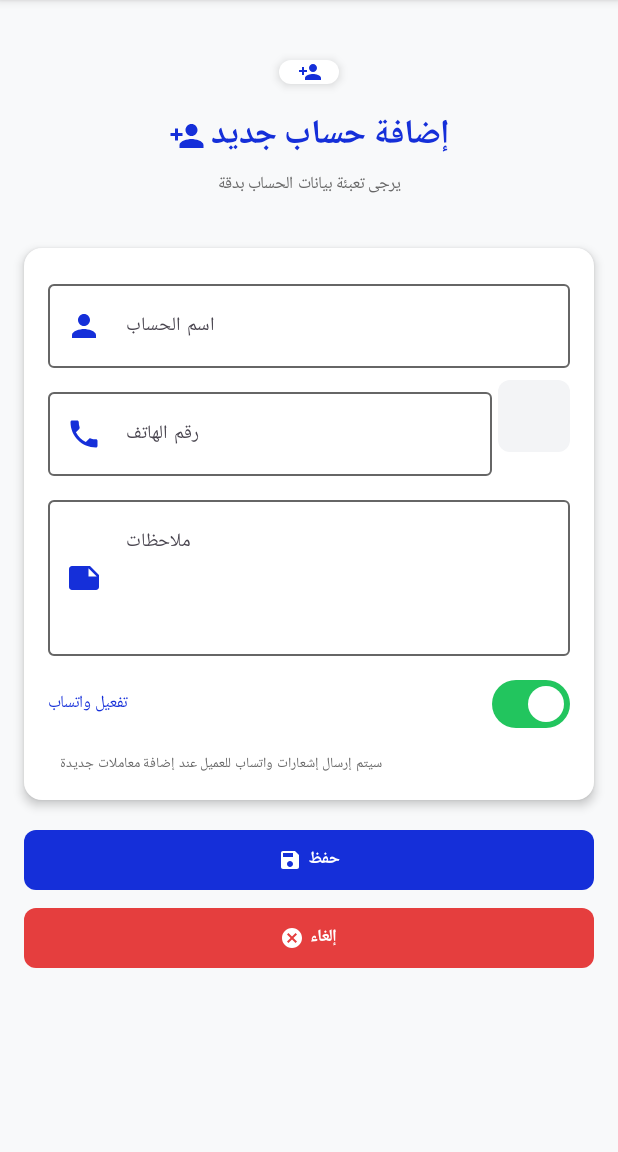
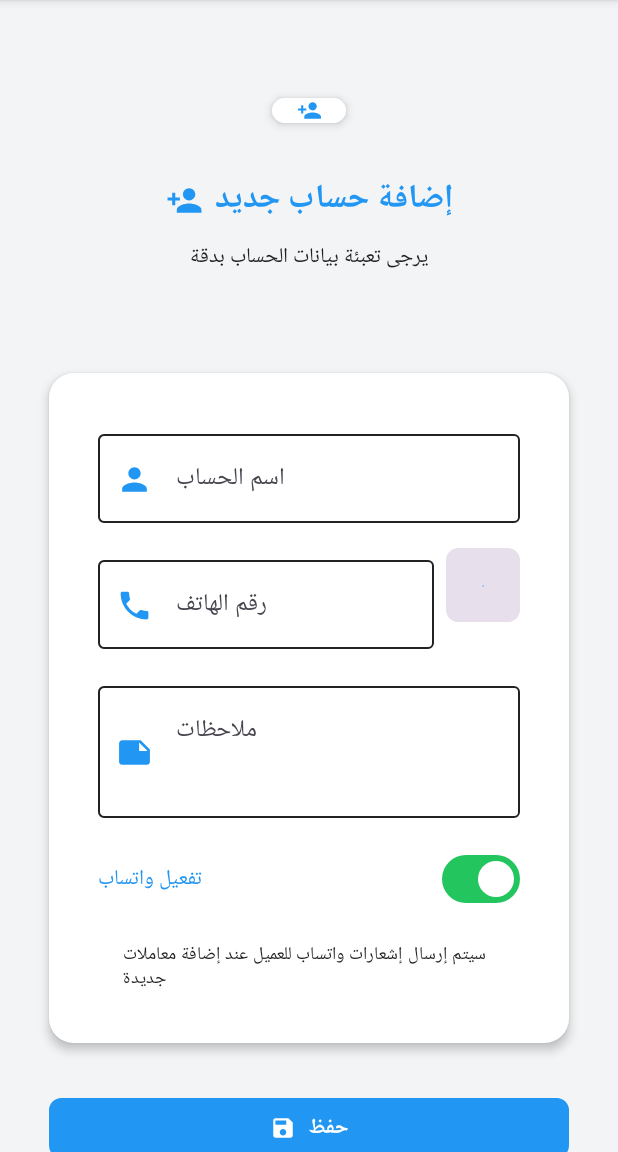
Before and after one commit to hillal77444/hsaby, an Android app built with Jetpack Compose: the fragment AddAccountComposeFragment shown on its own in the app's theme, on a phone screen of 412 x 824 dp, the part 84-1236 px from its top. Run offline under Robolectric (Android 15) with nearby library versions, the phone set to English and light mode, and no system bars; our stand-ins replace Room's generated code, sdp/ssp sizes.

Commit message:
Update AddAccountComposeScreen.kt

```diff
--- a/app/src/main/java/com/hillal/acc/ui/accounts/AddAccountComposeScreen.kt
+++ b/app/src/main/java/com/hillal/acc/ui/accounts/AddAccountComposeScreen.kt
@@ -40,6 +40,8 @@ import com.hillal.acc.data.model.Account
 import java.util.*
 import android.app.Activity
 import androidx.compose.material.icons.filled.PersonAddAlt1
+import com.hillal.acc.ui.theme.AppTheme
+import com.hillal.acc.ui.theme.LocalAppDimensions
 
 @OptIn(ExperimentalMaterial3Api::class)
 @Composable
@@ -50,9 +52,11 @@ fun AddAccountComposeScreen(
     initialAccount: Account? = null,
     onSave: ((Account) -> Unit)? = null
 ) {
+    AppTheme {
         val context = LocalContext.current
-    val spacing = ResponsiveSpacing()
-    val padding = ResponsivePadding()
+        val dimens = LocalAppDimensions.current
+        val colors = MaterialTheme.colorScheme
+        val typography = MaterialTheme.typography
 
         // State variables
         var name by remember { mutableStateOf(initialAccount?.name ?: "") }
@@ -186,23 +190,22 @@ fun AddAccountComposeScreen(
             onNavigateBack()
         }
 
-    ResponsiveAccountsTheme {
         Box(
             modifier = modifier
                 .fillMaxSize()
-                .background(MaterialTheme.colorScheme.surface)
+                .background(colors.background)
         ) {
             Column(
                 modifier = Modifier
                     .fillMaxSize()
                     .verticalScroll(rememberScrollState())
-                    .padding(padding.large)
-                    .imePadding(),
-                verticalArrangement = Arrangement.spacedBy(spacing.large)
+                    .padding(dimens.spacingLarge)
+                    .imePadding()
+                    .navigationBarsPadding(),
+                verticalArrangement = Arrangement.spacedBy(dimens.spacingLarge)
             ) {
                 // Header Section
-                HeaderSection(spacing = spacing, padding = padding)
-
+                HeaderSection(dimens, colors, typography)
                 // Form Section
                 FormSection(
                     name = name,
@@ -216,21 +219,20 @@ fun AddAccountComposeScreen(
                     whatsappEnabled = whatsappEnabled,
                     onWhatsappEnabledChange = { whatsappEnabled = it },
                     onPickContact = pickContact,
-                    spacing = spacing,
-                    padding = padding
+                    dimens = dimens,
+                    colors = colors,
+                    typography = typography
                 )
-
                 // Buttons Section
                 ButtonsSection(
                     onSave = saveAccount,
                     onCancel = onNavigateBack,
                     isSaving = isSaving,
-                    spacing = spacing,
-                    padding = padding
+                    dimens = dimens,
+                    colors = colors,
+                    typography = typography
                 )
-
-                // Bottom spacing
-                Spacer(modifier = Modifier.height(80.dp))
+                Spacer(modifier = Modifier.height(dimens.spacingLarge))
             }
         }
     }
@@ -238,8 +240,9 @@ fun AddAccountComposeScreen(
 
 @Composable
 private fun HeaderSection(
-    spacing: ResponsiveSpacingValues,
-    padding: ResponsivePaddingValues
+    dimens: com.hillal.acc.ui.theme.AppDimensions,
+    colors: ColorScheme,
+    typography: Typography
 ) {
     Column(
         modifier = Modifier.fillMaxWidth(),
@@ -248,10 +251,10 @@ private fun HeaderSection(
         // Logo Circle
         Card(
             modifier = Modifier
-                .size(40.dp)
-                .padding(top = spacing.xl),
+                .size(dimens.iconSize * 2)
+                .padding(top = dimens.spacingLarge),
             shape = CircleShape,
-            colors = CardDefaults.cardColors(containerColor = Color.White),
+            colors = CardDefaults.cardColors(containerColor = colors.surface),
             elevation = CardDefaults.cardElevation(defaultElevation = 4.dp)
         ) {
             Box(
@@ -261,39 +264,37 @@ private fun HeaderSection(
                 Icon(
                     imageVector = Icons.Default.PersonAdd,
                     contentDescription = null,
-                    modifier = Modifier.size(26.dp),
-                    tint = Color(0xFF152FD9)
+                    modifier = Modifier.size(dimens.iconSize * 1.1f),
+                    tint = colors.primary
                 )
             }
         }
-
         // Title with Icon
         Row(
-            modifier = Modifier.padding(top = spacing.large),
+            modifier = Modifier.padding(top = dimens.spacingLarge),
             verticalAlignment = Alignment.CenterVertically
         ) {
             Icon(
                 imageVector = Icons.Default.PersonAdd,
                 contentDescription = null,
-                modifier = Modifier.size(24.dp),
-                tint = Color(0xFF152FD9)
+                modifier = Modifier.size(dimens.iconSize),
+                tint = colors.primary
             )
-            Spacer(modifier = Modifier.width(spacing.small))
+            Spacer(modifier = Modifier.width(dimens.spacingSmall))
             Text(
                 text = "إضافة حساب جديد",
-                style = MaterialTheme.typography.headlineMedium,
+                style = typography.headlineMedium,
                 fontWeight = FontWeight.Bold,
-                color = Color(0xFF152FD9)
+                color = colors.primary
             )
         }
-
         // Description
         Text(
             text = "يرجى تعبئة بيانات الحساب بدقة",
-            style = MaterialTheme.typography.bodyMedium,
-            color = Color(0xFF666666),
+            style = typography.bodyMedium,
+            color = colors.onSurface,
             textAlign = TextAlign.Center,
-            modifier = Modifier.padding(top = spacing.small, bottom = spacing.large)
+            modifier = Modifier.padding(top = dimens.spacingSmall, bottom = dimens.spacingLarge)
         )
     }
 }
@@ -312,109 +313,112 @@ private fun FormSection(
     whatsappEnabled: Boolean,
     onWhatsappEnabledChange: (Boolean) -> Unit,
     onPickContact: () -> Unit,
-    spacing: ResponsiveSpacingValues,
-    padding: ResponsivePaddingValues
+    dimens: com.hillal.acc.ui.theme.AppDimensions,
+    colors: ColorScheme,
+    typography: Typography
 ) {
     Card(
         modifier = Modifier.fillMaxWidth(),
-        shape = RoundedCornerShape(12.dp),
-        colors = CardDefaults.cardColors(containerColor = Color.White),
+        shape = RoundedCornerShape(dimens.cardCorner),
+        colors = CardDefaults.cardColors(containerColor = colors.surface),
         elevation = CardDefaults.cardElevation(defaultElevation = 4.dp)
     ) {
         Column(
-            modifier = Modifier.padding(padding.large),
-            verticalArrangement = Arrangement.spacedBy(spacing.medium)
+            modifier = Modifier.padding(dimens.spacingLarge),
+            verticalArrangement = Arrangement.spacedBy(dimens.spacingMedium)
         ) {
             // Name Field
             OutlinedTextField(
                 value = name,
                 onValueChange = onNameChange,
-                label = { Text("اسم الحساب") },
+                label = { Text("اسم الحساب", fontSize = typography.bodyLarge.fontSize) },
                 leadingIcon = {
                     Icon(
                         imageVector = Icons.Default.Person,
                         contentDescription = null,
-                        tint = Color(0xFF152FD9)
+                        tint = colors.primary,
+                        modifier = Modifier.size(dimens.iconSize)
                     )
                 },
                 modifier = Modifier.fillMaxWidth(),
                 keyboardOptions = KeyboardOptions(keyboardType = KeyboardType.Text),
                 singleLine = true,
                 isError = nameError != null,
-                supportingText = nameError?.let { { Text(it) } },
+                supportingText = nameError?.let { { Text(it, color = colors.error, style = typography.bodySmall) } },
                 colors = OutlinedTextFieldDefaults.colors(
-                    focusedBorderColor = Color(0xFF152FD9),
-                    unfocusedBorderColor = Color(0xFF666666),
-                    errorBorderColor = Color(0xFFE53E3E)
+                    focusedBorderColor = colors.primary,
+                    unfocusedBorderColor = colors.onSurface,
+                    errorBorderColor = colors.error
+                ),
+                textStyle = typography.bodyLarge
             )
-            )
-
             // Phone Field with Contact Picker
             Row(
                 modifier = Modifier.fillMaxWidth(),
-                horizontalArrangement = Arrangement.spacedBy(spacing.small)
+                horizontalArrangement = Arrangement.spacedBy(dimens.spacingSmall)
             ) {
                 OutlinedTextField(
                     value = phone,
                     onValueChange = onPhoneChange,
-                    label = { Text("رقم الهاتف") },
+                    label = { Text("رقم الهاتف", fontSize = typography.bodyLarge.fontSize) },
                     leadingIcon = {
                         Icon(
                             imageVector = Icons.Default.Phone,
                             contentDescription = null,
-                            tint = Color(0xFF152FD9)
+                            tint = colors.primary,
+                            modifier = Modifier.size(dimens.iconSize)
                         )
                     },
                     modifier = Modifier.weight(1f),
                     keyboardOptions = KeyboardOptions(keyboardType = KeyboardType.Phone),
                     singleLine = true,
                     isError = phoneError != null,
-                    supportingText = phoneError?.let { { Text(it) } },
+                    supportingText = phoneError?.let { { Text(it, color = colors.error, style = typography.bodySmall) } },
                     colors = OutlinedTextFieldDefaults.colors(
-                        focusedBorderColor = Color(0xFF152FD9),
-                        unfocusedBorderColor = Color(0xFF666666),
-                        errorBorderColor = Color(0xFFE53E3E)
+                        focusedBorderColor = colors.primary,
+                        unfocusedBorderColor = colors.onSurface,
+                        errorBorderColor = colors.error
+                    ),
+                    textStyle = typography.bodyLarge
                 )
-                )
-
                 Button(
                     onClick = onPickContact,
-                    modifier = Modifier.size(48.dp),
+                    modifier = Modifier.size(dimens.iconSize * 2),
                     colors = ButtonDefaults.buttonColors(
-                        containerColor = Color(0xFFF3F4F6),
-                        contentColor = Color(0xFF152FD9)
+                        containerColor = colors.surfaceVariant,
+                        contentColor = colors.primary
                     ),
-                    shape = RoundedCornerShape(8.dp)
+                    shape = RoundedCornerShape(dimens.cardCorner / 2)
                 ) {
                     Icon(
-                        imageVector = Icons.Default.PersonAdd, // أيقونة مضمونة الظهور
+                        imageVector = Icons.Default.PersonAdd,
                         contentDescription = "اختيار من جهات الاتصال",
-                        modifier = Modifier.size(24.dp)
+                        modifier = Modifier.size(dimens.iconSize)
                     )
                 }
             }
-
             // Notes Field
             OutlinedTextField(
                 value = notes,
                 onValueChange = onNotesChange,
-                label = { Text("ملاحظات") },
+                label = { Text("ملاحظات", fontSize = typography.bodyLarge.fontSize) },
                 leadingIcon = {
                     Icon(
                         imageVector = Icons.Default.Note,
                         contentDescription = null,
-                        tint = Color(0xFF152FD9)
+                        tint = colors.primary,
+                        modifier = Modifier.size(dimens.iconSize)
                     )
                 },
                 modifier = Modifier.fillMaxWidth(),
                 keyboardOptions = KeyboardOptions(keyboardType = KeyboardType.Text),
                 minLines = 3,
                 colors = OutlinedTextFieldDefaults.colors(
-                    focusedBorderColor = Color(0xFF152FD9),
-                    unfocusedBorderColor = Color(0xFF666666)
+                    focusedBorderColor = colors.primary,
+                    unfocusedBorderColor = colors.onSurface
+                ),
+                textStyle = typography.bodyLarge
             )
-            )
-
             // WhatsApp Switch
             Row(
                 modifier = Modifier.fillMaxWidth(),
@@ -422,28 +426,27 @@ private fun FormSection(
             ) {
                 Text(
                     text = "تفعيل واتساب",
-                    style = MaterialTheme.typography.bodyMedium,
-                    color = Color(0xFF152FD9),
+                    style = typography.bodyMedium,
+                    color = colors.primary,
                     modifier = Modifier.weight(1f)
                 )
                 Switch(
                     checked = whatsappEnabled,
                     onCheckedChange = onWhatsappEnabledChange,
                     colors = SwitchDefaults.colors(
-                        checkedThumbColor = Color.White, // الدائرة بيضاء عند التفعيل
-                        checkedTrackColor = Color(0xFF22C55E), // الخلفية خضراء عند التفعيل
-                        uncheckedThumbColor = Color(0xFF666666),
-                        uncheckedTrackColor = Color(0xFFE0E0E0)
+                        checkedThumbColor = colors.onPrimary,
+                        checkedTrackColor = colors.secondary,
+                        uncheckedThumbColor = colors.onSurface,
+                        uncheckedTrackColor = colors.surfaceVariant
                     )
                 )
             }
-
             // WhatsApp description
             Text(
                 text = "سيتم إرسال إشعارات واتساب للعميل عند إضافة معاملات جديدة",
-                style = MaterialTheme.typography.bodySmall,
-                color = Color(0xFF666666),
-                modifier = Modifier.padding(start = spacing.medium)
+                style = typography.bodySmall,
+                color = colors.onSurface,
+                modifier = Modifier.padding(start = dimens.spacingMedium)
             )
         }
     }
@@ -454,62 +457,62 @@ private fun ButtonsSection(
     onSave: () -> Unit,
     onCancel: () -> Unit,
     isSaving: Boolean,
-    spacing: ResponsiveSpacingValues,
-    padding: ResponsivePaddingValues
+    dimens: com.hillal.acc.ui.theme.AppDimensions,
+    colors: ColorScheme,
+    typography: Typography
 ) {
     Column(
         modifier = Modifier.fillMaxWidth(),
-        verticalArrangement = Arrangement.spacedBy(spacing.small)
+        verticalArrangement = Arrangement.spacedBy(dimens.spacingSmall)
     ) {
         // Save Button
         Button(
             onClick = onSave,
             modifier = Modifier.fillMaxWidth(),
             colors = ButtonDefaults.buttonColors(
-                containerColor = Color(0xFF152FD9)
+                containerColor = colors.primary
             ),
-            shape = RoundedCornerShape(8.dp),
+            shape = RoundedCornerShape(dimens.cardCorner / 2),
             enabled = !isSaving
         ) {
             if (isSaving) {
                 CircularProgressIndicator(
-                    modifier = Modifier.size(16.dp),
-                    color = Color.White,
+                    modifier = Modifier.size(dimens.iconSize * 0.7f),
+                    color = colors.onPrimary,
                     strokeWidth = 2.dp
                 )
             } else {
                 Icon(
                     imageVector = Icons.Default.Save,
                     contentDescription = null,
-                    modifier = Modifier.size(16.dp)
+                    modifier = Modifier.size(dimens.iconSize * 0.7f)
                 )
             }
-            Spacer(modifier = Modifier.width(spacing.small))
+            Spacer(modifier = Modifier.width(dimens.spacingSmall))
             Text(
                 text = if (isSaving) "جاري الحفظ..." else "حفظ",
-                style = MaterialTheme.typography.bodyMedium,
+                style = typography.bodyMedium,
                 fontWeight = FontWeight.Bold
             )
         }
-
         // Cancel Button
         Button(
             onClick = onCancel,
             modifier = Modifier.fillMaxWidth(),
             colors = ButtonDefaults.buttonColors(
-                containerColor = Color(0xFFE53E3E)
+                containerColor = colors.error
             ),
-            shape = RoundedCornerShape(8.dp)
+            shape = RoundedCornerShape(dimens.cardCorner / 2)
         ) {
             Icon(
-                imageVector = Icons.Default.Cancel,
+                imageVector = Icons.Default.Close,
                 contentDescription = null,
-                modifier = Modifier.size(16.dp)
+                modifier = Modifier.size(dimens.iconSize * 0.7f)
             )
-            Spacer(modifier = Modifier.width(spacing.small))
+            Spacer(modifier = Modifier.width(dimens.spacingSmall))
             Text(
                 text = "إلغاء",
-                style = MaterialTheme.typography.bodyMedium,
+                style = typography.bodyMedium,
                 fontWeight = FontWeight.Bold
             )
         }
```
Lines whose indentation alone changed are shown as unchanged.
